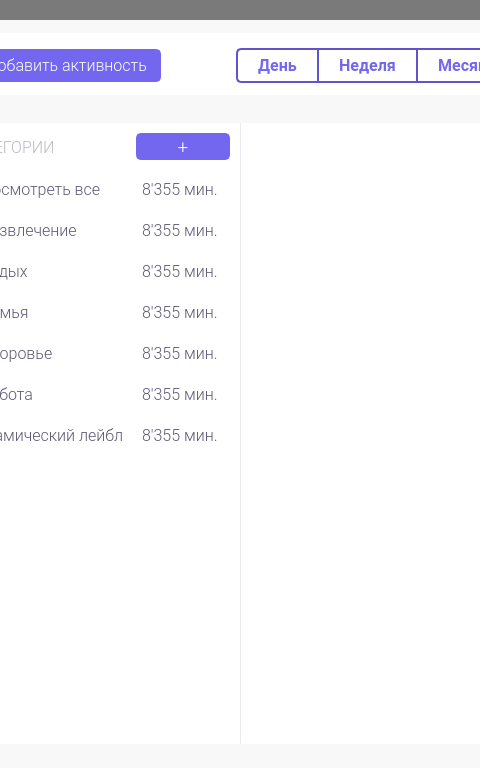
This is design/mainwindow_w.ui in yurii-bel/project_2021 as Qt 5 draws it before an edit; both pictures show x 310 to 790 and y 0 to 768 of the 1280 by 768 pixel window. The edited form follows.
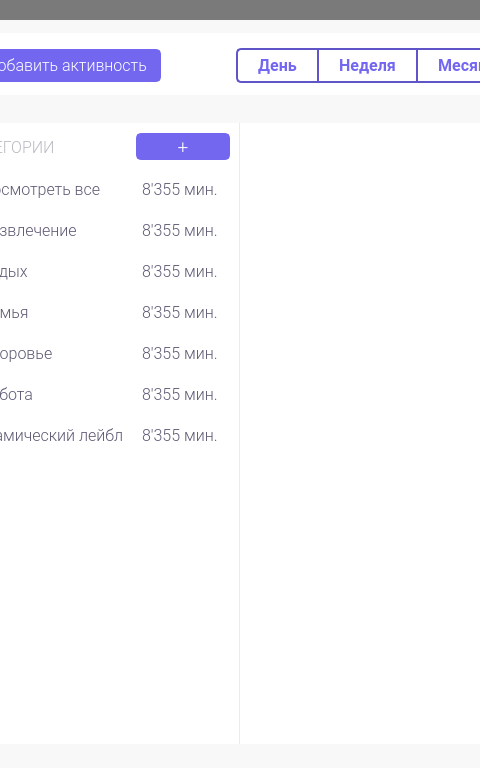
This is the edited form. Icons and pictures are not drawn.

Commit message: Исправил фон главного окна (2 темы)

```diff
--- a/design/mainwindow_w.ui
+++ b/design/mainwindow_w.ui
@@ -801,7 +801,7 @@
      <rect>
       <x>259</x>
       <y>103</y>
-      <width>291</width>
+      <width>281</width>
       <height>621</height>
      </rect>
     </property>
@@ -1381,9 +1381,9 @@
    <widget class="QWidget" name="mainwindow_w_widget_view" native="true">
     <property name="geometry">
      <rect>
-      <x>560</x>
+      <x>550</x>
       <y>103</y>
-      <width>700</width>
+      <width>710</width>
       <height>621</height>
      </rect>
     </property>
@@ -1399,16 +1399,15 @@
    <widget class="QWidget" name="mainwindow_w_widget_separator" native="true">
     <property name="geometry">
      <rect>
-      <x>550</x>
+      <x>540</x>
       <y>103</y>
       <width>10</width>
       <height>621</height>
      </rect>
     </property>
     <property name="styleSheet">
-     <string notr="true">border-left: 1px solid #EBE9F1;
-background-color: #FFFFFF;
-background-image: url(design/img/background-image_spacer_w.png);</string>
+     <string notr="true">border-right: 1px solid #EBE9F1;
+background-color: #FFFFFF;</string>
     </property>
    </widget>
   </widget>
```
Left out of the diff: 2 changed lines with no effect on the pictures. The commit also changes 6 other files.
